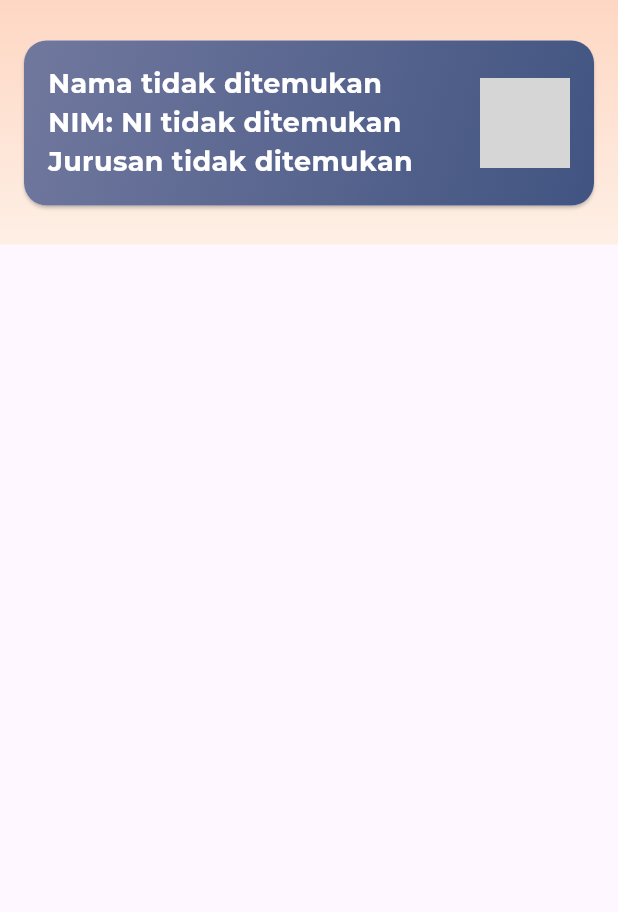
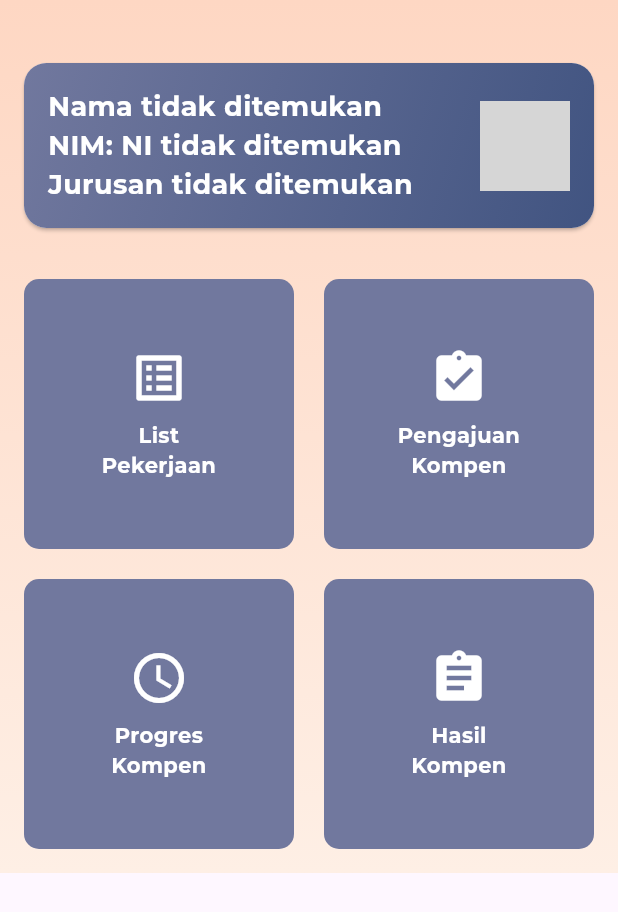
Before and after one commit to aryod24/MobileSiKomti, a Flutter app: the HomepageContent widget shown alone on an empty page, opened directly with empty values, on a phone screen of 412 x 824 dp. Shown: the top 912 px of the screen. Run offline on Flutter 3.47's test engine with Material 3 defaults, Android fonts, the phone set to English and light mode, and no system bars; our stand-ins replace dio, file_picker, open_filex, pdf, printing, qr_flutter and 1 more; accounts and stored records are empty; network calls fail; project files that could hold a hidden picture were left out; grey boxes are pictures that could not be loaded.

Commit message:
Update Home + Progress Mahasiswa

```diff
--- a/lib/screen/mhs/mahasiswa_screen.dart
+++ b/lib/screen/mhs/mahasiswa_screen.dart
@@ -115,6 +115,50 @@ class HomepageContent extends StatelessWidget {
 
   HomepageContent({required this.userData});
 
+  Widget _buildMenuButton({
+    required IconData icon,
+    required String label,
+    required VoidCallback onTap,
+  }) {
+    return Hero(
+      tag: 'menu_button_$label', // Use the label to create a unique tag
+      child: Container(
+        decoration: BoxDecoration(
+          color: Color.fromARGB(255, 113, 120, 158),
+          borderRadius: BorderRadius.circular(10),
+        ),
+        child: Material(
+          color: Colors.transparent,
+          child: InkWell(
+            onTap: onTap,
+            borderRadius: BorderRadius.circular(10),
+            child: Column(
+              mainAxisAlignment: MainAxisAlignment.center,
+              children: [
+                Icon(
+                  icon,
+                  size: 40,
+                  color: Colors.white,
+                ),
+                SizedBox(height: 8),
+                Text(
+                  label,
+                  textAlign: TextAlign.center,
+                  style: TextStyle(
+                    color: Colors.white,
+                    fontSize: 14,
+                    fontWeight: FontWeight.bold,
+                    fontFamily: 'Montserrat',
+                  ),
+                ),
+              ],
+            ),
+          ),
+        ),
+      ),
+    );
+  }
+
   @override
   Widget build(BuildContext context) {
     return SingleChildScrollView(
@@ -130,11 +174,49 @@ class HomepageContent extends StatelessWidget {
         child: Column(
           crossAxisAlignment: CrossAxisAlignment.start,
           children: [
-            SizedBox(height: 1),
+            SizedBox(height: 16),
             ProfilMahasiswa(
               nama: userData['nama'] ?? 'Nama tidak ditemukan',
               ni: userData['ni'] ?? 'NI tidak ditemukan',
               jurusan: userData['jurusan'] ?? 'Jurusan tidak ditemukan',
+            ),
+            SizedBox(height: 24),
+            // Button section
+            GridView.count(
+              shrinkWrap: true,
+              crossAxisCount: 2,
+              crossAxisSpacing: 20,
+              mainAxisSpacing: 20,
+              children: [
+                _buildMenuButton(
+                  icon: Icons.list_alt,
+                  label: 'List\nPekerjaan',
+                  onTap: () {
+                    // Placeholder for navigation or action
+                  },
+                ),
+                _buildMenuButton(
+                  icon: Icons.assignment_turned_in,
+                  label: 'Pengajuan\nKompen',
+                  onTap: () {
+                    // Placeholder for navigation or action
+                  },
+                ),
+                _buildMenuButton(
+                  icon: Icons.access_time,
+                  label: 'Progres\nKompen',
+                  onTap: () {
+                    // Placeholder for navigation or action
+                  },
+                ),
+                _buildMenuButton(
+                  icon: Icons.assignment,
+                  label: 'Hasil\nKompen',
+                  onTap: () {
+                    // Placeholder for navigation or action
+                  },
+                ),
+              ],
             ),
           ],
         ),
```
Also changed, not shown: lib/screen/mhs/progresskompen.dart (+47 -29 lines), 1 other file.
